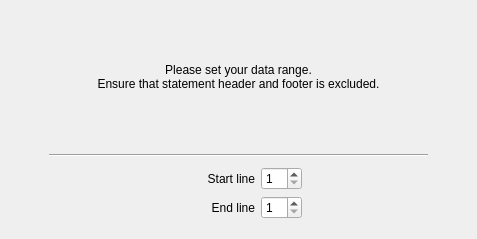
Qt form kmymoney/plugins/csv/import/rowswizardpage.ui (KDE/kmymoney) before a commit.
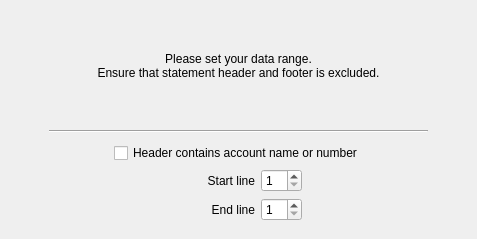
The same form after that commit.

Commit message:
[CSV] Configure account autodetection per profile
CSV importer had a global option enabling account name autodetection
based on the header contents. This, however, should only really be
enabled if the CSV file contains actual account name, and therefore
configurable *per profile*.

Also: run clang-format against touched source files.

```diff
--- a/kmymoney/plugins/csv/import/rowswizardpage.ui
+++ b/kmymoney/plugins/csv/import/rowswizardpage.ui
@@ -34,7 +34,7 @@
     </spacer>
    </item>
    <item>
-    <layout class="QVBoxLayout" name="verticalLayout" stretch="30,1,1,1,1,2">
+    <layout class="QVBoxLayout" name="verticalLayout" stretch="30,1,1,1,0,1,2">
      <item>
       <widget class="QLabel" name="label">
        <property name="text">
@@ -82,6 +82,49 @@
        </property>
       </spacer>
      </item>
+     <item>
+      <layout class="QHBoxLayout" name="horizontalLayout_3">
+       <property name="bottomMargin">
+        <number>0</number>
+       </property>
+       <item>
+        <spacer name="horizontalSpacer_4">
+         <property name="orientation">
+          <enum>Qt::Horizontal</enum>
+         </property>
+         <property name="sizeHint" stdset="0">
+          <size>
+           <width>40</width>
+           <height>20</height>
+          </size>
+         </property>
+        </spacer>
+       </item>
+       <item>
+        <widget class="QCheckBox" name="m_headerHasName">
+         <property name="toolTip">
+          <string>Statement header will be scanned for names and numbers of accounts you have already setup.</string>
+         </property>
+         <property name="text">
+          <string>Header contains account name or number</string>
+         </property>
+        </widget>
+       </item>
+       <item>
+        <spacer name="horizontalSpacer_3">
+         <property name="orientation">
+          <enum>Qt::Horizontal</enum>
+         </property>
+         <property name="sizeHint" stdset="0">
+          <size>
+           <width>40</width>
+           <height>20</height>
+          </size>
+         </property>
+        </spacer>
+       </item>
+      </layout>
+     </item>
      <item>
       <layout class="QHBoxLayout" name="horizontalLayout" stretch="20,50,35">
        <item>
```
The commit also changes 6 other files.
